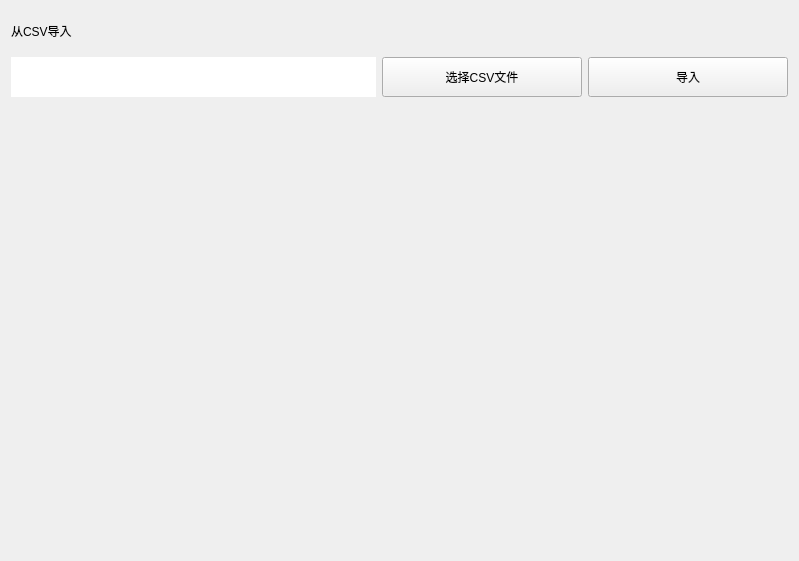
The window that src/EditBookForm.ui (zhiweij1/LibrarySystem) describes before a commit, drawn with Qt 5.
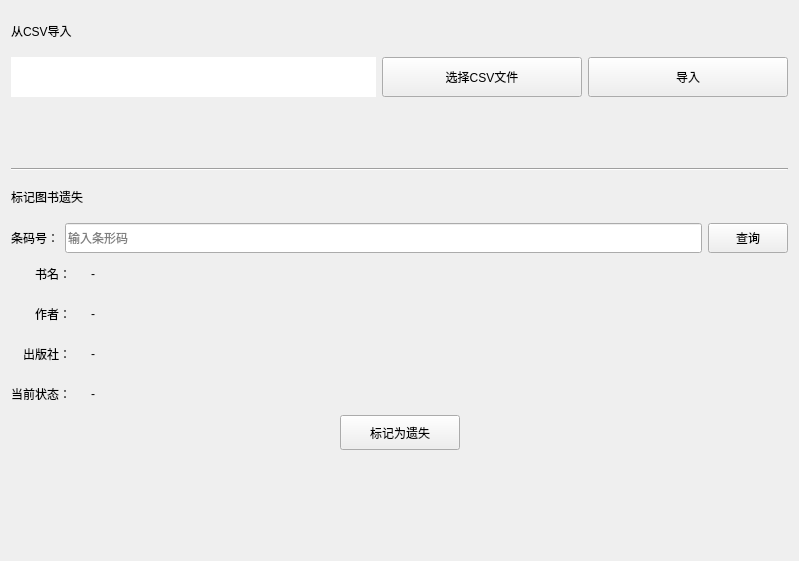
The same window after the commit.

Commit message: Mark lost book (#12)

Patch:
```diff
--- a/src/EditBookForm.ui
+++ b/src/EditBookForm.ui
@@ -99,7 +99,243 @@
      <property name="sizeHint" stdset="0">
       <size>
        <width>20</width>
-       <height>440</height>
+       <height>30</height>
+      </size>
+     </property>
+    </spacer>
+   </item>
+   <item>
+    <widget class="Line" name="line">
+     <property name="orientation">
+      <enum>Qt::Orientation::Horizontal</enum>
+     </property>
+    </widget>
+   </item>
+   <item>
+    <widget class="QLabel" name="modifyStatusLabel">
+     <property name="minimumSize">
+      <size>
+       <width>0</width>
+       <height>40</height>
+      </size>
+     </property>
+     <property name="text">
+      <string>标记图书遗失</string>
+     </property>
+    </widget>
+   </item>
+   <item>
+    <layout class="QHBoxLayout" name="queryBarcodeLayout">
+     <item>
+      <widget class="QLabel" name="barcodeLabel">
+       <property name="minimumSize">
+        <size>
+         <width>0</width>
+         <height>30</height>
+        </size>
+       </property>
+       <property name="text">
+        <string>条码号：</string>
+       </property>
+      </widget>
+     </item>
+     <item>
+      <widget class="QLineEdit" name="BarcodeLineEdit">
+       <property name="minimumSize">
+        <size>
+         <width>0</width>
+         <height>30</height>
+        </size>
+       </property>
+       <property name="placeholderText">
+        <string>输入条形码</string>
+       </property>
+      </widget>
+     </item>
+     <item>
+      <widget class="QPushButton" name="QueryButton">
+       <property name="minimumSize">
+        <size>
+         <width>80</width>
+         <height>30</height>
+        </size>
+       </property>
+       <property name="text">
+        <string>查询</string>
+       </property>
+      </widget>
+     </item>
+    </layout>
+   </item>
+   <item>
+    <layout class="QFormLayout" name="bookInfoLayout">
+     <property name="labelAlignment">
+      <set>Qt::AlignmentFlag::AlignRight|Qt::AlignmentFlag::AlignVCenter</set>
+     </property>
+     <property name="horizontalSpacing">
+      <number>20</number>
+     </property>
+     <property name="verticalSpacing">
+      <number>10</number>
+     </property>
+     <item row="0" column="0">
+      <widget class="QLabel" name="infoTitleLabel">
+       <property name="minimumSize">
+        <size>
+         <width>0</width>
+         <height>30</height>
+        </size>
+       </property>
+       <property name="text">
+        <string>书名：</string>
+       </property>
+      </widget>
+     </item>
+     <item row="0" column="1">
+      <widget class="QLabel" name="BookTitleLabel">
+       <property name="minimumSize">
+        <size>
+         <width>0</width>
+         <height>30</height>
+        </size>
+       </property>
+       <property name="text">
+        <string>-</string>
+       </property>
+      </widget>
+     </item>
+     <item row="1" column="0">
+      <widget class="QLabel" name="infoAuthorLabel">
+       <property name="minimumSize">
+        <size>
+         <width>0</width>
+         <height>30</height>
+        </size>
+       </property>
+       <property name="text">
+        <string>作者：</string>
+       </property>
+      </widget>
+     </item>
+     <item row="1" column="1">
+      <widget class="QLabel" name="BookAuthorLabel">
+       <property name="minimumSize">
+        <size>
+         <width>0</width>
+         <height>30</height>
+        </size>
+       </property>
+       <property name="text">
+        <string>-</string>
+       </property>
+      </widget>
+     </item>
+     <item row="2" column="0">
+      <widget class="QLabel" name="infoPublisherLabel">
+       <property name="minimumSize">
+        <size>
+         <width>0</width>
+         <height>30</height>
+        </size>
+       </property>
+       <property name="text">
+        <string>出版社：</string>
+       </property>
+      </widget>
+     </item>
+     <item row="2" column="1">
+      <widget class="QLabel" name="BookPublisherLabel">
+       <property name="minimumSize">
+        <size>
+         <width>0</width>
+         <height>30</height>
+        </size>
+       </property>
+       <property name="text">
+        <string>-</string>
+       </property>
+      </widget>
+     </item>
+     <item row="3" column="0">
+      <widget class="QLabel" name="infoStatusLabel">
+       <property name="minimumSize">
+        <size>
+         <width>0</width>
+         <height>30</height>
+        </size>
+       </property>
+       <property name="text">
+        <string>当前状态：</string>
+       </property>
+      </widget>
+     </item>
+     <item row="3" column="1">
+      <widget class="QLabel" name="BookStatusLabel">
+       <property name="minimumSize">
+        <size>
+         <width>0</width>
+         <height>30</height>
+        </size>
+       </property>
+       <property name="text">
+        <string>-</string>
+       </property>
+      </widget>
+     </item>
+    </layout>
+   </item>
+   <item>
+    <layout class="QHBoxLayout" name="markLostLayout">
+     <item>
+      <spacer name="horizontalSpacer">
+       <property name="orientation">
+        <enum>Qt::Orientation::Horizontal</enum>
+       </property>
+       <property name="sizeHint" stdset="0">
+        <size>
+         <width>40</width>
+         <height>20</height>
+        </size>
+       </property>
+      </spacer>
+     </item>
+     <item>
+      <widget class="QPushButton" name="MarkLostButton">
+       <property name="minimumSize">
+        <size>
+         <width>120</width>
+         <height>35</height>
+        </size>
+       </property>
+       <property name="text">
+        <string>标记为遗失</string>
+       </property>
+      </widget>
+     </item>
+     <item>
+      <spacer name="horizontalSpacer_2">
+       <property name="orientation">
+        <enum>Qt::Orientation::Horizontal</enum>
+       </property>
+       <property name="sizeHint" stdset="0">
+        <size>
+         <width>40</width>
+         <height>20</height>
+        </size>
+       </property>
+      </spacer>
+     </item>
+    </layout>
+   </item>
+   <item>
+    <spacer name="verticalSpacer_2">
+     <property name="orientation">
+      <enum>Qt::Orientation::Vertical</enum>
+     </property>
+     <property name="sizeHint" stdset="0">
+      <size>
+       <width>20</width>
+       <height>100</height>
       </size>
      </property>
     </spacer>
```
The commit also changes 5 other files.
